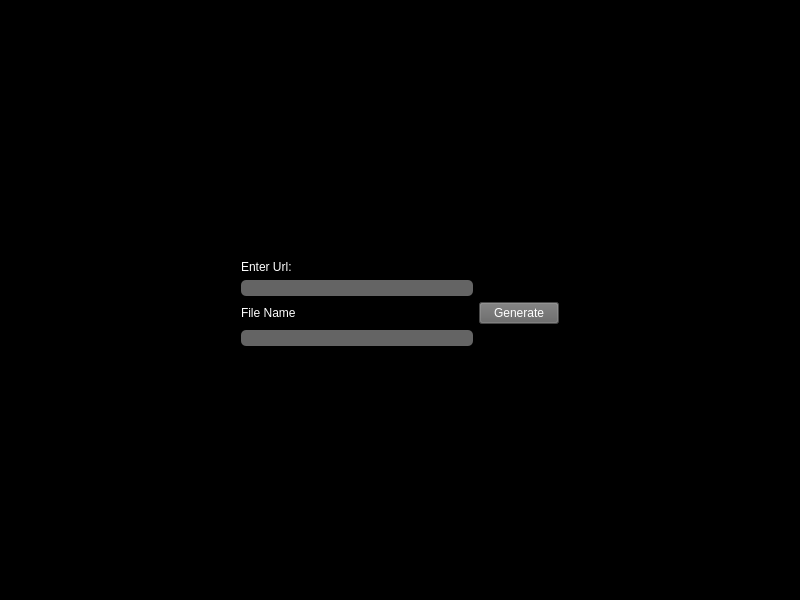
Before: the Qt Designer form UI/QR_gen.ui in Jscina/QR-Gen, drawn with Qt 5.
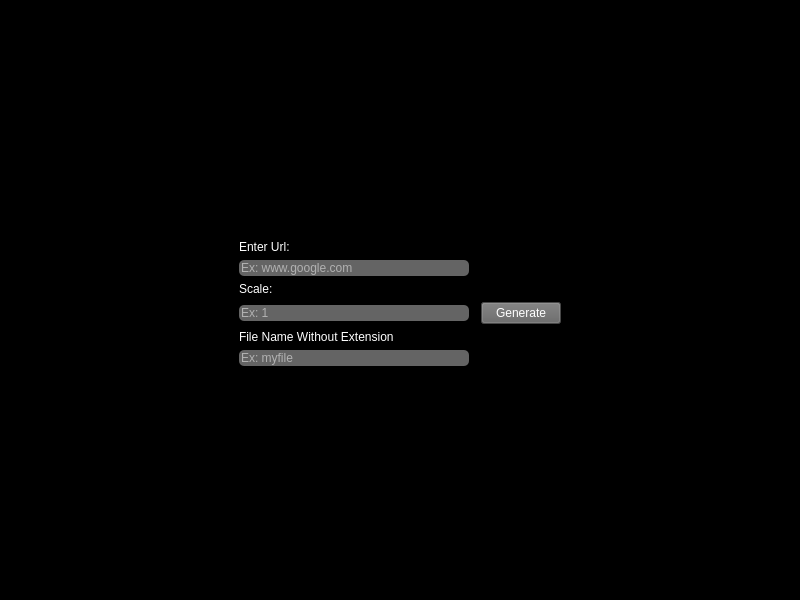
After: the same form once the commit is applied.

Commit message: Added additional control over QR code creation and added default parameters

What changed in the file:
```diff
--- a/UI/QR_gen.ui
+++ b/UI/QR_gen.ui
@@ -19,7 +19,7 @@
   </property>
   <widget class="QWidget" name="central_widget">
    <layout class="QGridLayout" name="gridLayout">
-    <item row="0" column="4" rowspan="7">
+    <item row="0" column="5" rowspan="9">
      <spacer name="right_spacer">
       <property name="orientation">
        <enum>Qt::Horizontal</enum>
@@ -46,6 +46,9 @@
 color: rgb(255, 255, 255);
 border-radius: 5px;</string>
       </property>
+      <property name="placeholderText">
+       <string>Ex: www.google.com</string>
+      </property>
      </widget>
     </item>
     <item row="0" column="2" colspan="2">
@@ -61,7 +64,7 @@
       </property>
      </spacer>
     </item>
-    <item row="6" column="2" colspan="2">
+    <item row="8" column="2" colspan="2">
      <spacer name="bottom_spacer">
       <property name="orientation">
        <enum>Qt::Vertical</enum>
@@ -74,7 +77,7 @@
       </property>
      </spacer>
     </item>
-    <item row="0" column="1" rowspan="7">
+    <item row="0" column="1" rowspan="9">
      <spacer name="left_spacer">
       <property name="orientation">
        <enum>Qt::Horizontal</enum>
@@ -87,23 +90,45 @@
       </property>
      </spacer>
     </item>
-    <item row="5" column="2">
+    <item row="7" column="2">
      <widget class="QLineEdit" name="filename_input">
       <property name="styleSheet">
        <string notr="true">background-color: rgb(100, 100, 100);
 color: rgb(255, 255, 255);
 border-radius: 5px;</string>
       </property>
+      <property name="placeholderText">
+       <string>Ex: myfile</string>
+      </property>
      </widget>
     </item>
-    <item row="4" column="2">
+    <item row="6" column="2">
      <widget class="QLabel" name="file_name_label">
       <property name="text">
-       <string>File Name</string>
+       <string>File Name Without Extension</string>
       </property>
      </widget>
     </item>
-    <item row="4" column="3">
+    <item row="5" column="2">
+     <widget class="QLineEdit" name="scale_input">
+      <property name="styleSheet">
+       <string notr="true">background-color: rgb(100, 100, 100);
+color: rgb(255, 255, 255);
+border-radius: 5px;</string>
+      </property>
+      <property name="placeholderText">
+       <string>Ex: 1</string>
+      </property>
+     </widget>
+    </item>
+    <item row="4" column="2">
+     <widget class="QLabel" name="scale_label">
+      <property name="text">
+       <string>Scale:</string>
+      </property>
+     </widget>
+    </item>
+    <item row="5" column="4">
      <widget class="QPushButton" name="generate_button">
       <property name="styleSheet">
        <string notr="true">background-color: rgb(100, 100, 100);</string>
```
The commit also changes 2 other files.
